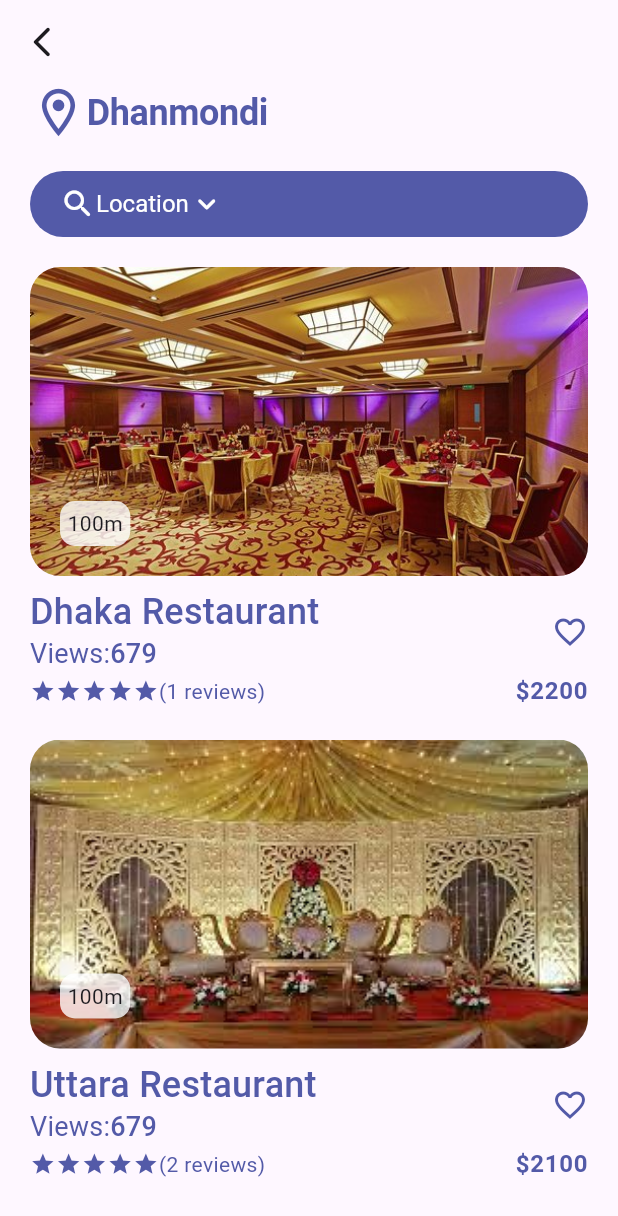
After one commit to Zimmer550i/hallify, a Flutter app: the Search screen opened directly, on a phone screen of 412 x 824 dp. The commit adds this screen. Shown: the top 1216 px of the screen. Run offline on Flutter 3.47's test engine with Material 3 defaults, Android fonts, the phone set to English and light mode, and no system bars.

Commit message:
add - search result page cng - color option in rating

```diff
--- a/lib/pages/filter.dart
+++ b/lib/pages/filter.dart
@@ -1,4 +1,5 @@
 import 'package:flutter/material.dart';
+import 'package:hallify/pages/search_result.dart';
 import 'package:hallify/utils/constants.dart';
 import 'package:hallify/widgets/button.dart';
 import 'package:hallify/widgets/input.dart';
@@ -147,9 +148,18 @@ class Filter extends StatelessWidget {
                 ],
               ),
             ),
-            const SizedBox(height: authPadding,),
-            const Align(
-              child: Button(text: "Save"),
+            const SizedBox(
+              height: authPadding,
+            ),
+            Align(
+              child: Button(
+                text: "Save",
+                func: () => Navigator.of(context).push(
+                  MaterialPageRoute(
+                    builder: (_) => const Search(location: "Dhanmondi"),
+                  ),
+                ),
+              ),
             ),
           ],
         ),
--- a/lib/pages/homepage.dart
+++ b/lib/pages/homepage.dart
@@ -1,6 +1,7 @@
 import 'package:flutter/material.dart';
 import 'package:hallify/pages/filter.dart';
 import 'package:hallify/pages/hotel_info.dart';
+import 'package:hallify/pages/search_result.dart';
 import 'package:hallify/utils/constants.dart';
 import 'package:hallify/widgets/input.dart';
 import 'package:hallify/widgets/rating.dart';
@@ -53,10 +54,10 @@ class HomePage extends StatelessWidget {
         child: Column(
           mainAxisAlignment: MainAxisAlignment.spaceBetween,
           children: [
-            const Padding(
-              padding: EdgeInsets.symmetric(
+            Padding(
+              padding: const EdgeInsets.symmetric(
                   horizontal: authPadding, vertical: authPadding * 1.5),
-              child: Input(hintText: "Search"),
+              child: Input(hintText: "Search", onSubmitedFuct: (p0) => Navigator.of(context).push(MaterialPageRoute(builder: (_)=>Search(location: p0))),),
             ),
             Padding(
               padding: const EdgeInsets.only(bottom: authPadding),
--- /dev/null
+++ b/lib/pages/search_result.dart
@@ -0,0 +1,216 @@
+import 'package:flutter/material.dart';
+import 'package:hallify/models/hotel.dart';
+import 'package:hallify/utils/constants.dart';
+import 'package:hallify/widgets/rating.dart';
+
+class Search extends StatefulWidget {
+  final String location;
+  const Search({super.key, required this.location});
+
+  @override
+  State<Search> createState() => _SearchState();
+}
+
+class _SearchState extends State<Search> {
+  List<Hotel> matchedHotels(String s) {
+    List<Hotel> temp = [];
+    for (var element in hotels) {
+      if (element.location == s) temp.add(element);
+    }
+
+    return temp;
+  }
+
+  @override
+  Widget build(BuildContext context) {
+    return Scaffold(
+      appBar: AppBar(
+        leading: InkWell(onTap: () => Navigator.of(context).pop(), child: Icon(Icons.arrow_back_ios_new_rounded)),
+      ),
+      body: Padding(
+        padding: const EdgeInsets.symmetric(horizontal: authPadding),
+        child: Column(
+          children: [
+            Row(
+              children: [
+                const Icon(
+                  Icons.location_on_outlined,
+                  color: primaryColor,
+                  size: 38,
+                ),
+                Text(
+                  widget.location,
+                  style: Theme.of(context).textTheme.displayLarge!.copyWith(
+                        fontSize: 24,
+                        fontWeight: FontWeight.bold,
+                        color: primaryColor,
+                      ),
+                ),
+              ],
+            ),
+            const SizedBox(
+              height: authPadding,
+            ),
+            Container(
+              decoration: const BoxDecoration(
+                color: primaryColor,
+                borderRadius: BorderRadius.all(Radius.circular(99)),
+              ),
+              padding: const EdgeInsets.symmetric(
+                  horizontal: authPadding, vertical: authPadding / 2),
+              child: Row(
+                children: [
+                  const Icon(
+                    Icons.search_rounded,
+                    color: Colors.white,
+                  ),
+                  Text(
+                    "Location",
+                    style: Theme.of(context)
+                        .textTheme
+                        .displaySmall!
+                        .copyWith(fontSize: 16, color: Colors.white),
+                  ),
+                  const Icon(
+                    Icons.keyboard_arrow_down_rounded,
+                    color: Colors.white,
+                  ),
+                ],
+              ),
+            ),
+            Expanded(
+              child: SingleChildScrollView(
+                child: Column(
+                  children: [
+                    ...matchedHotels(widget.location)
+                        .map((e) => searchResults(context, e)),
+                    const SizedBox(
+                      height: authPadding,
+                    ),
+                  ],
+                ),
+              ),
+            ),
+          ],
+        ),
+      ),
+    );
+  }
+
+  Widget searchResults(BuildContext context, Hotel hotel) {
+    double width = MediaQuery.of(context).size.width;
+
+    return Column(
+      children: [
+        const SizedBox(
+          height: authPadding,
+        ),
+        Stack(
+          children: [
+            ClipRRect(
+                borderRadius: BorderRadius.circular(20),
+                child: Image.asset(
+                  hotel.imgList[0],
+                  fit: BoxFit.cover,
+                  width: width,
+                  height: width / 2,
+                )),
+            Positioned(
+              bottom: authPadding,
+              left: authPadding,
+              child: Container(
+                decoration: BoxDecoration(
+                  color: Colors.white.withOpacity(0.8),
+                  borderRadius: BorderRadius.circular(authPadding / 2),
+                ),
+                padding: const EdgeInsets.all(authPadding / 4),
+                child: const Text("100m"),
+              ),
+            )
+          ],
+        ),
+        const SizedBox(
+          height: authPadding / 2,
+        ),
+        Row(
+          children: [
+            Column(
+              crossAxisAlignment: CrossAxisAlignment.start,
+              mainAxisSize: MainAxisSize.min,
+              children: [
+                Text(
+                  hotel.name,
+                  style: Theme.of(context).textTheme.titleMedium!.copyWith(
+                        height: 0,
+                        color: primaryColor,
+                        fontSize: 24,
+                      ),
+                ),
+                Row(
+                  children: [
+                    Text(
+                      "Views:",
+                      style: Theme.of(context).textTheme.titleMedium!.copyWith(
+                          color: primaryColor,
+                          fontSize: 18,
+                          fontWeight: FontWeight.normal),
+                    ),
+                    Text(
+                      "679",
+                      style: Theme.of(context).textTheme.titleMedium!.copyWith(
+                            color: primaryColor,
+                            fontSize: 18,
+                          ),
+                    ),
+                  ],
+                ),
+              ],
+            ),
+            Expanded(child: Container()),
+            InkWell(
+              onTap: () {
+                setState(() {
+                  hotel.isLiked = !hotel.isLiked;
+                });
+              },
+              borderRadius: BorderRadius.circular(99),
+              child: hotel.isLiked
+                  ? const Icon(
+                      Icons.favorite,
+                      color: Colors.red,
+                    )
+                  : const Icon(
+                      Icons.favorite_outline,
+                      color: primaryColor,
+                    ),
+            ),
+          ],
+        ),
+        Row(
+          children: [
+            Rating(
+              rating: hotel.review,
+              size: width / 4,
+              color: primaryColor,
+            ),
+            Text(
+              "(${hotel.reviewCount.toInt()} reviews)",
+              style: Theme.of(context)
+                  .textTheme
+                  .bodyMedium!
+                  .copyWith(color: primaryColor),
+            ),
+            Expanded(child: Container()),
+            Text(
+              "\$${hotel.price.toInt()}",
+              style: Theme.of(context)
+                  .textTheme
+                  .bodyLarge!
+                  .copyWith(color: primaryColor, fontWeight: FontWeight.bold),
+            ),
+          ],
+        ),
+      ],
+    );
+  }
+}
--- a/lib/widgets/input.dart
+++ b/lib/widgets/input.dart
@@ -4,11 +4,12 @@ class Input extends StatefulWidget {
   final String hintText;
   final bool obscureText;
   final Color inputBackgroundColor;
+  final Function(String)? onSubmitedFuct;
   const Input({
     super.key,
     required this.hintText,
     this.obscureText = false,
-    this.inputBackgroundColor = const Color(0xffF1F1F1),
+    this.inputBackgroundColor = const Color(0xffF1F1F1), this.onSubmitedFuct,
   });
 
   @override
@@ -31,6 +32,7 @@ class _InputState extends State<Input> {
         ),
         child: TextField(
           obscureText: widget.obscureText && _isObscure,
+          onSubmitted: widget.onSubmitedFuct,
           decoration: InputDecoration(
             hintText: widget.hintText,
             suffixIcon: widget.obscureText
--- a/lib/widgets/rating.dart
+++ b/lib/widgets/rating.dart
@@ -3,7 +3,8 @@ import 'package:flutter/material.dart';
 class Rating extends StatelessWidget {
   final double rating;
   final double size;
-  const Rating({super.key, required this.rating, required this.size});
+  final Color color;
+  const Rating({super.key, required this.rating, required this.size, this.color = const Color(0xffFFA127)});
 
   @override
   Widget build(BuildContext context) {
@@ -14,21 +15,21 @@ class Rating extends StatelessWidget {
           rating.floor(),
           Icon(
             Icons.star,
-            color: const Color(0xffFFA127),
+            color: color,
             size: size / 6,
           ),
         ),
         if (rating.floor() != rating)
           Icon(
             Icons.star_half,
-            color: const Color(0xffFFA127),
+            color: color,
             size: size / 6,
           ),
         ...List.filled(
           5 - rating.floor() - (rating.floor() != rating ? 1 : 0),
           Icon(
             Icons.star_border,
-            color: const Color(0xffFFA127),
+            color: color,
             size: size / 6,
           ),
         ),
```
